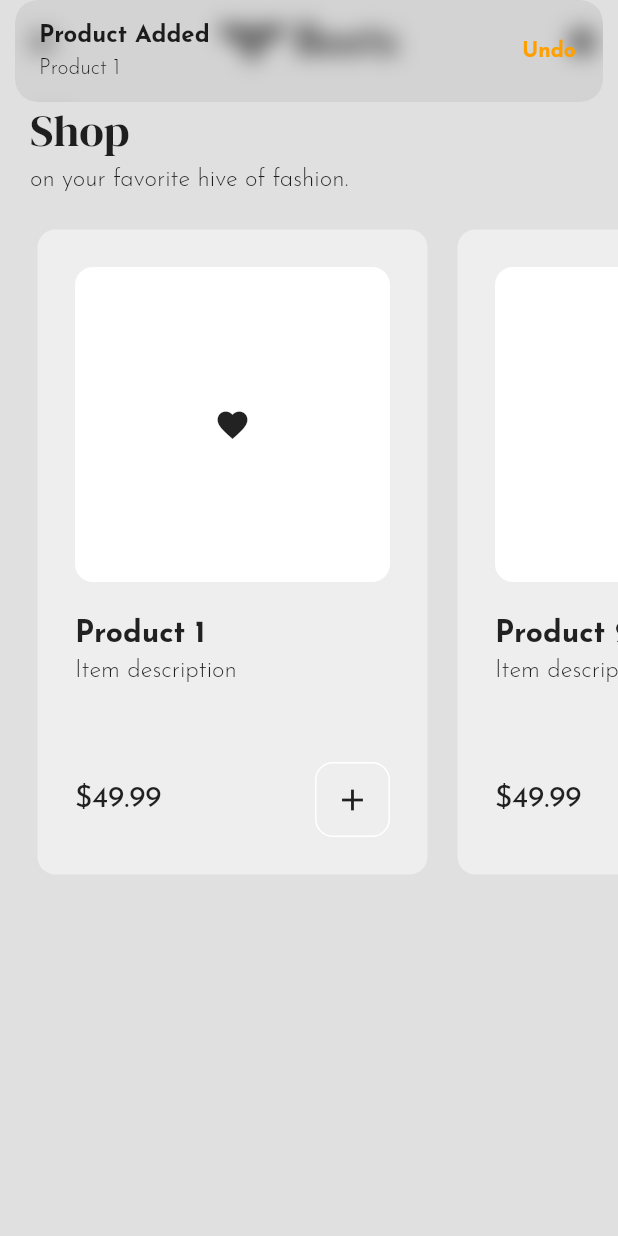
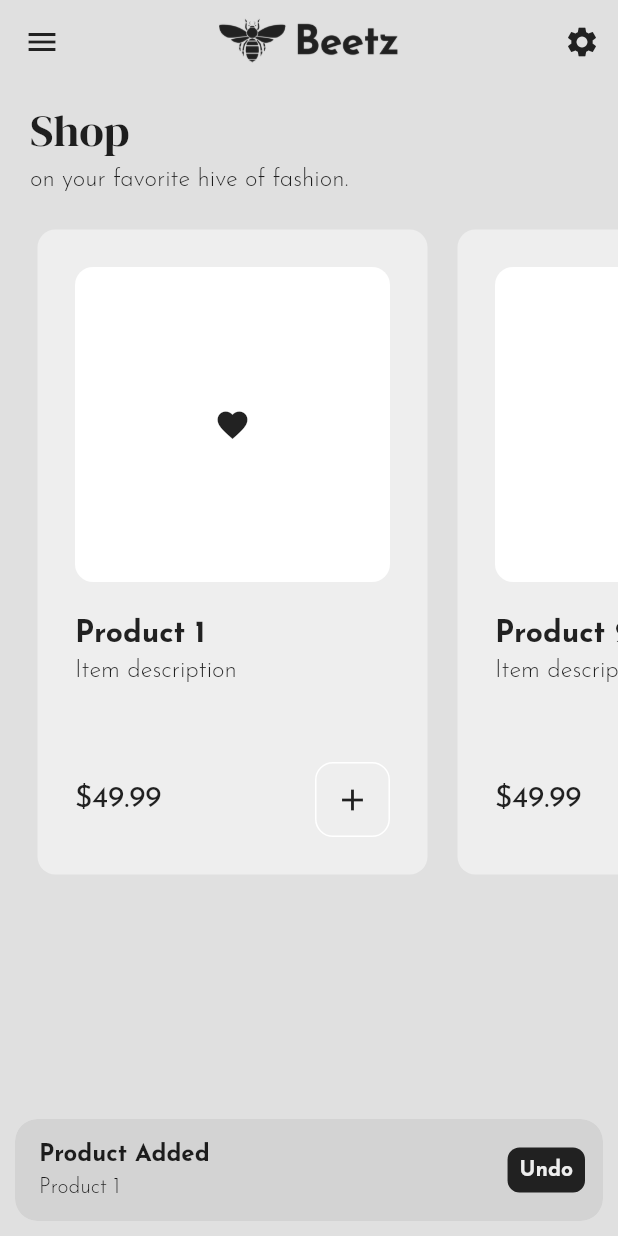
Before and after one commit to gustevito/flutter_ecommerce_app, a Flutter app: the MyHome screen opened by its route, after a tap on the "add" icon, on a phone screen of 412 x 824 dp. Run offline on Flutter 3.47's test engine with Material 2 defaults, Android fonts, the phone set to English and light mode, and no system bars; our stand-ins replace get, google_fonts.

Commit message:
snackbar button background color

```diff
--- a/lib/components/product_tile.dart
+++ b/lib/components/product_tile.dart
@@ -105,16 +105,25 @@ class ProductTile extends StatelessWidget {
                     snack = Get.snackbar(
                       'Product Added',
                       product.name,
+                      snackPosition: SnackPosition.BOTTOM,
+                      margin: EdgeInsets.fromLTRB(10, 0, 10, 10),
+                      animationDuration: Duration(milliseconds: 600),
                       mainButton: TextButton(
                         onPressed: () {
                           context.read<Shop>().removeFromCart(product);
                           closeSnack();
                         },
-                        child: Text(
-                          'Undo',
-                          style: TextStyle(
-                            fontWeight: FontWeight.bold,
-                            color: Colors.amber[700],
+                        child: Container(
+                          padding: EdgeInsets.all(8),
+                          decoration: BoxDecoration(
+                            color: Theme.of(context).colorScheme.inversePrimary,
+                            borderRadius: BorderRadius.circular(8),
+                          ),
+                          child: Text(
+                            'Undo',
+                            style: TextStyle(
+                              fontWeight: FontWeight.bold,
+                            ),
                           ),
                         ),
                       ),
--- a/lib/themes/apptheme.dart
+++ b/lib/themes/apptheme.dart
@@ -1,6 +1,5 @@
 import 'package:flutter/material.dart';
 import 'package:google_fonts/google_fonts.dart';
-
 
 ThemeData lightMode = ThemeData(
   fontFamily: GoogleFonts.josefinSans().fontFamily,
```
